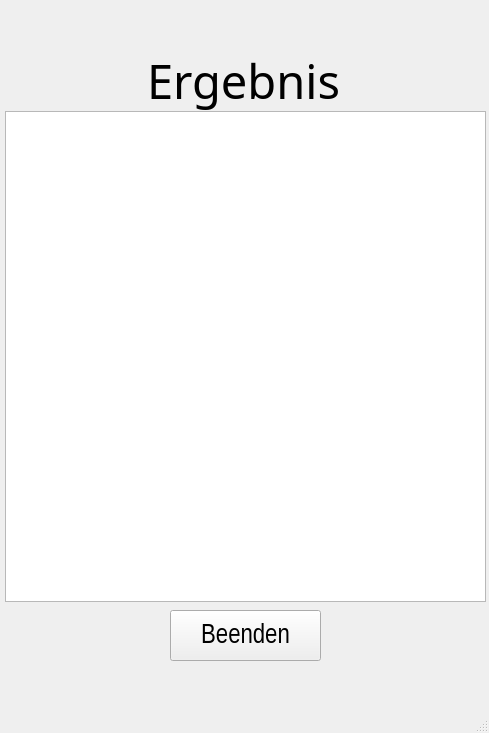
The window that dipl_Kontrolle/ErgebnisWindow_v1.ui (diplomarbeit-PCR/Diplomarbeit_PCR) describes before a commit, drawn with Qt 5.
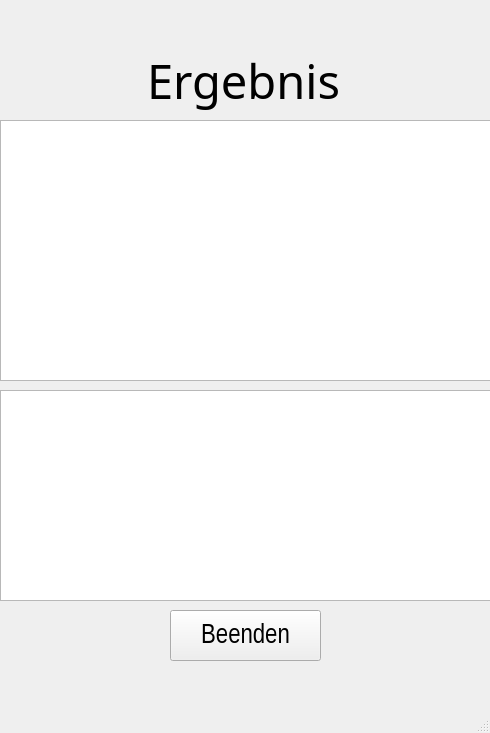
The same window after the commit.

Diff of the .ui file:
```diff
--- a/dipl_Kontrolle/ErgebnisWindow_v1.ui
+++ b/dipl_Kontrolle/ErgebnisWindow_v1.ui
@@ -6,7 +6,7 @@
    <rect>
     <x>0</x>
     <y>0</y>
-    <width>489</width>
+    <width>490</width>
     <height>733</height>
    </rect>
   </property>
@@ -59,10 +59,20 @@
    <widget class="QTableView" name="tbl_ergeb">
     <property name="geometry">
      <rect>
-      <x>5</x>
-      <y>111</y>
-      <width>481</width>
-      <height>491</height>
+      <x>0</x>
+      <y>120</y>
+      <width>491</width>
+      <height>261</height>
+     </rect>
+    </property>
+   </widget>
+   <widget class="QTableView" name="tbl_m">
+    <property name="geometry">
+     <rect>
+      <x>0</x>
+      <y>390</y>
+      <width>491</width>
+      <height>211</height>
      </rect>
     </property>
    </widget>
```
Left out of the diff: 4 changed lines with no effect on the pictures.
